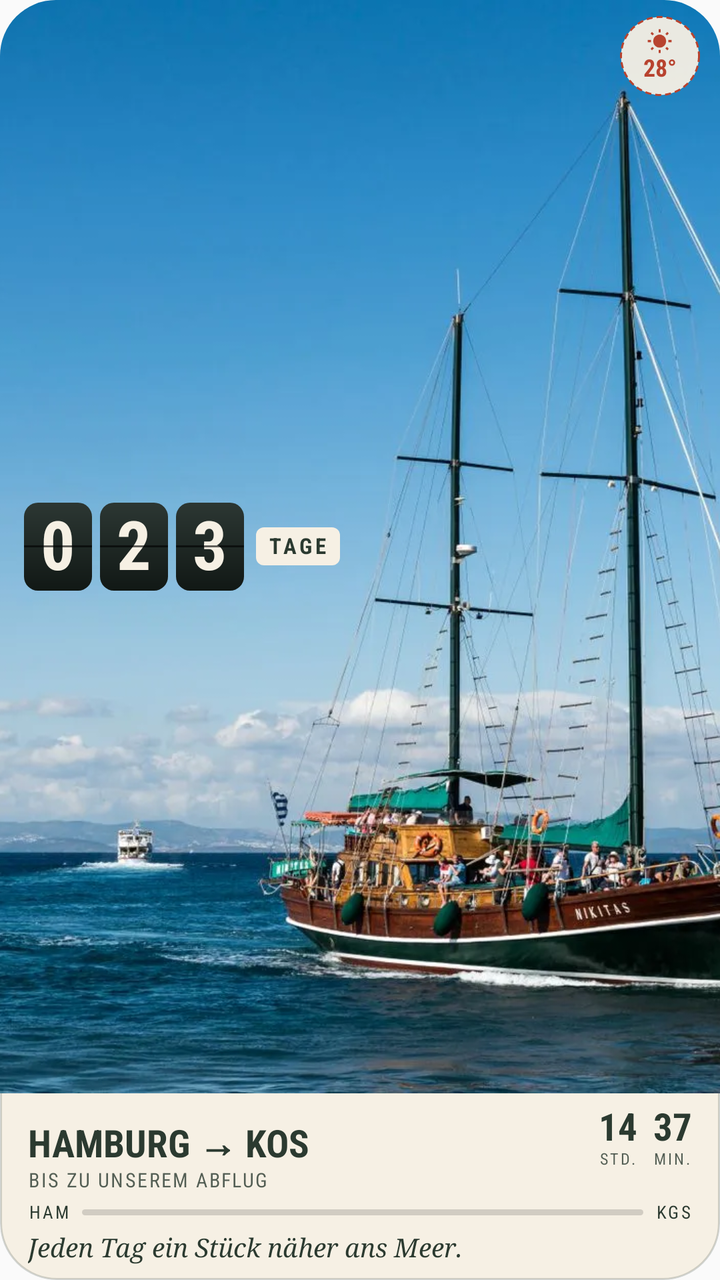
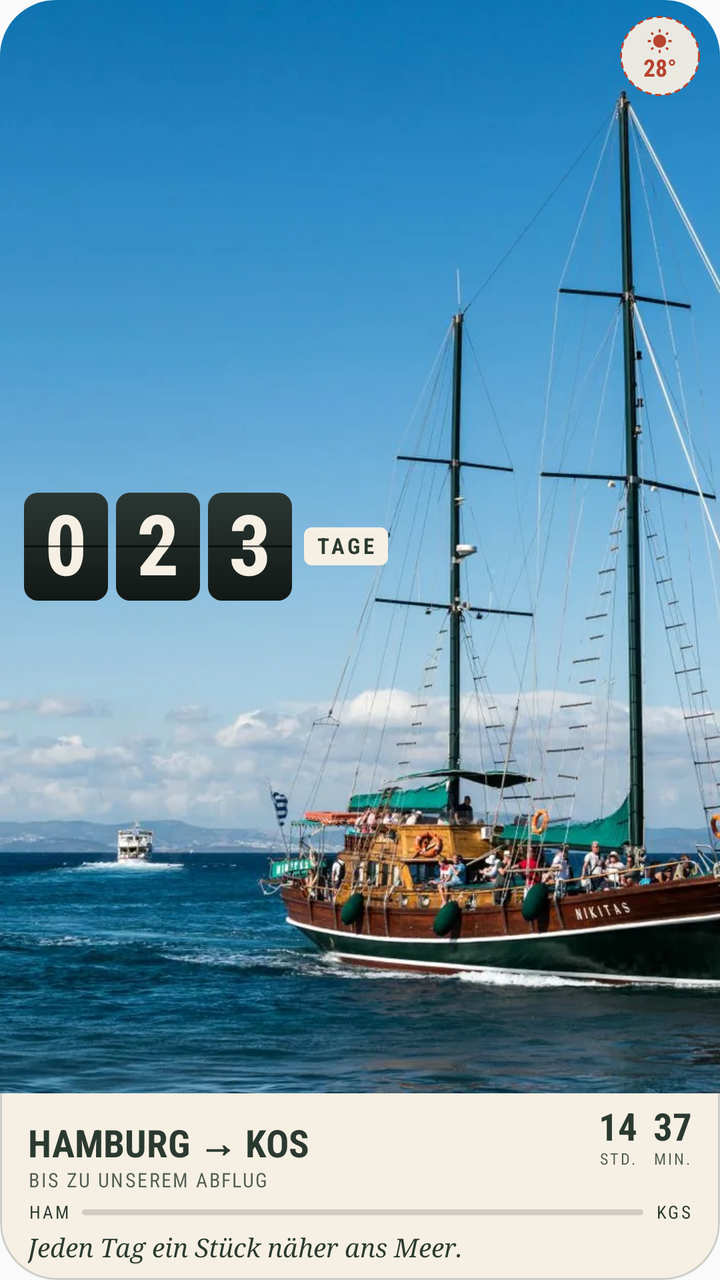

Compare the two renders of this Android layout. The source of the first and the diff that turns it into the second are given below.
<!-- AndroidManifest.xml: application theme Theme.KosWidget -->
<!-- res/layout/kos_widget_board.xml -->
<?xml version="1.0" encoding="utf-8"?>
<FrameLayout xmlns:android="http://schemas.android.com/apk/res/android"
    android:id="@+id/widget_root"
    android:layout_width="match_parent"
    android:layout_height="match_parent"
    android:background="@drawable/widget_paper_background"
    android:clipToOutline="true">

    <LinearLayout
        android:layout_width="match_parent"
        android:layout_height="match_parent"
        android:orientation="vertical">

        
        <FrameLayout
            android:layout_width="match_parent"
            android:layout_height="0dp"
            android:layout_weight="1">

            <ImageView
                android:id="@+id/widget_background_image"
                android:layout_width="match_parent"
                android:layout_height="match_parent"
                android:contentDescription="@string/widget_background_description"
                android:scaleType="centerCrop"
                android:src="@drawable/kos_rot_11" />

            <LinearLayout
                android:id="@+id/widget_digits_row"
                android:layout_width="wrap_content"
                android:layout_height="match_parent"
                android:gravity="center_vertical"
                android:orientation="horizontal"
                android:paddingLeft="12dp"
                android:paddingRight="12dp">

                <FrameLayout
                    android:layout_width="34dp"
                    android:layout_height="44dp"
                    android:layout_marginRight="4dp"
                    android:background="@drawable/widget_flip_tile">

                    <TextView
                        android:id="@+id/widget_digit_1"
                        android:layout_width="match_parent"
                        android:layout_height="match_parent"
                        android:fontFamily="sans-serif-condensed"
                        android:gravity="center"
                        android:includeFontPadding="false"
                        android:text="0"
                        android:textColor="@color/widget_board_digit"
                        android:textSize="34sp"
                        android:textStyle="bold" />

                    <FrameLayout
                        android:layout_width="match_parent"
                        android:layout_height="1dp"
                        android:layout_gravity="center_vertical"
                        android:background="#99000000" />
                </FrameLayout>

                <FrameLayout
                    android:layout_width="34dp"
                    android:layout_height="44dp"
                    android:layout_marginRight="4dp"
                    android:background="@drawable/widget_flip_tile">

                    <TextView
                        android:id="@+id/widget_digit_2"
                        android:layout_width="match_parent"
                        android:layout_height="match_parent"
                        android:fontFamily="sans-serif-condensed"
                        android:gravity="center"
                        android:includeFontPadding="false"
                        android:text="2"
                        android:textColor="@color/widget_board_digit"
                        android:textSize="34sp"
                        android:textStyle="bold" />

                    <FrameLayout
                        android:layout_width="match_parent"
                        android:layout_height="1dp"
                        android:layout_gravity="center_vertical"
                        android:background="#99000000" />
                </FrameLayout>

                <FrameLayout
                    android:layout_width="34dp"
                    android:layout_height="44dp"
                    android:layout_marginRight="6dp"
                    android:background="@drawable/widget_flip_tile">

                    <TextView
                        android:id="@+id/widget_digit_3"
                        android:layout_width="match_parent"
                        android:layout_height="match_parent"
                        android:fontFamily="sans-serif-condensed"
                        android:gravity="center"
                        android:includeFontPadding="false"
                        android:text="3"
                        android:textColor="@color/widget_board_digit"
                        android:textSize="34sp"
                        android:textStyle="bold" />

                    <FrameLayout
                        android:layout_width="match_parent"
                        android:layout_height="1dp"
                        android:layout_gravity="center_vertical"
                        android:background="#99000000" />
                </FrameLayout>

                <TextView
                    android:id="@+id/widget_days_unit"
                    android:layout_width="wrap_content"
                    android:layout_height="wrap_content"
                    android:background="@drawable/widget_board_label_background"
                    android:fontFamily="sans-serif-condensed"
                    android:includeFontPadding="false"
                    android:letterSpacing="0.14"
                    android:paddingLeft="6dp"
                    android:paddingTop="3dp"
                    android:paddingRight="6dp"
                    android:paddingBottom="3dp"
                    android:text="@string/widget_days_label"
                    android:textColor="@color/widget_ink"
                    android:textSize="11sp"
                    android:textStyle="bold" />
            </LinearLayout>

            
            <LinearLayout
                android:id="@+id/widget_weather_pill"
                android:layout_width="40dp"
                android:layout_height="40dp"
                android:layout_gravity="top|right"
                android:layout_marginTop="8dp"
                android:layout_marginRight="10dp"
                android:background="@drawable/widget_board_weather_background"
                android:gravity="center"
                android:orientation="vertical">

                <ImageView
                    android:id="@+id/widget_weather_icon"
                    android:layout_width="13dp"
                    android:layout_height="13dp"
                    android:contentDescription="@string/widget_weather_description"
                    android:src="@drawable/ic_sun"
                    android:tint="@color/widget_board_red" />

                <TextView
                    android:id="@+id/widget_weather_temp"
                    android:layout_width="wrap_content"
                    android:layout_height="wrap_content"
                    android:fontFamily="sans-serif-condensed"
                    android:includeFontPadding="false"
                    android:text="@string/widget_weather_temp"
                    android:textColor="@color/widget_board_red"
                    android:textSize="12sp"
                    android:textStyle="bold" />
            </LinearLayout>

            
            <FrameLayout
                android:layout_width="match_parent"
                android:layout_height="6dp"
                android:layout_gravity="bottom"
                android:layout_marginBottom="-3dp"
                android:background="@drawable/widget_board_perforation" />
        </FrameLayout>

        
        <FrameLayout
            android:layout_width="match_parent"
            android:layout_height="wrap_content">

            <LinearLayout
                android:id="@+id/widget_countdown_content"
                android:layout_width="match_parent"
                android:layout_height="wrap_content"
                android:orientation="vertical"
                android:paddingLeft="14dp"
                android:paddingTop="6dp"
                android:paddingRight="14dp"
                android:paddingBottom="8dp">

                <LinearLayout
                    android:layout_width="match_parent"
                    android:layout_height="wrap_content"
                    android:gravity="bottom"
                    android:orientation="horizontal">

                    <TextView
                        android:id="@+id/widget_route"
                        android:layout_width="0dp"
                        android:layout_height="wrap_content"
                        android:layout_weight="1"
                        android:fontFamily="sans-serif-condensed"
                        android:includeFontPadding="false"
                        android:maxLines="1"
                        android:text="HAMBURG → KOS"
                        android:textColor="@color/widget_ink"
                        android:textSize="19sp"
                        android:textStyle="bold" />

                    <LinearLayout
                        android:layout_width="wrap_content"
                        android:layout_height="wrap_content"
                        android:gravity="bottom"
                        android:orientation="horizontal">

                        <LinearLayout
                            android:layout_width="wrap_content"
                            android:layout_height="wrap_content"
                            android:layout_marginRight="8dp"
                            android:gravity="center_horizontal"
                            android:orientation="vertical">

                            <TextView
                                android:id="@+id/widget_hours"
                                android:layout_width="wrap_content"
                                android:layout_height="wrap_content"
                                android:fontFamily="sans-serif-condensed"
                                android:includeFontPadding="false"
                                android:text="14"
                                android:textColor="@color/widget_ink"
                                android:textSize="19sp"
                                android:textStyle="bold" />

                            <TextView
                                android:layout_width="wrap_content"
                                android:layout_height="wrap_content"
                                android:fontFamily="sans-serif-condensed"
                                android:includeFontPadding="false"
                                android:letterSpacing="0.12"
                                android:text="@string/widget_hours_label"
                                android:textColor="@color/widget_ink_soft"
                                android:textSize="8sp" />
                        </LinearLayout>

                        <LinearLayout
                            android:layout_width="wrap_content"
                            android:layout_height="wrap_content"
                            android:gravity="center_horizontal"
                            android:orientation="vertical">

                            <TextView
                                android:id="@+id/widget_minutes"
                                android:layout_width="wrap_content"
                                android:layout_height="wrap_content"
                                android:fontFamily="sans-serif-condensed"
                                android:includeFontPadding="false"
                                android:text="37"
                                android:textColor="@color/widget_ink"
                                android:textSize="19sp"
                                android:textStyle="bold" />

                            <TextView
                                android:layout_width="wrap_content"
                                android:layout_height="wrap_content"
                                android:fontFamily="sans-serif-condensed"
                                android:includeFontPadding="false"
                                android:letterSpacing="0.12"
                                android:text="@string/widget_minutes_label"
                                android:textColor="@color/widget_ink_soft"
                                android:textSize="8sp" />
                        </LinearLayout>
                    </LinearLayout>
                </LinearLayout>

                <TextView
                    android:id="@+id/widget_flight_sub"
                    android:layout_width="match_parent"
                    android:layout_height="wrap_content"
                    android:fontFamily="sans-serif-condensed"
                    android:includeFontPadding="false"
                    android:letterSpacing="0.08"
                    android:maxLines="1"
                    android:text="@string/widget_subtitle"
                    android:textAllCaps="true"
                    android:textColor="@color/widget_ink_soft"
                    android:textSize="10sp" />

                <LinearLayout
                    android:layout_width="match_parent"
                    android:layout_height="wrap_content"
                    android:layout_marginTop="5dp"
                    android:gravity="center_vertical"
                    android:orientation="horizontal">

                    <TextView
                        android:id="@+id/widget_from_code"
                        android:layout_width="wrap_content"
                        android:layout_height="wrap_content"
                        android:fontFamily="sans-serif-condensed"
                        android:includeFontPadding="false"
                        android:letterSpacing="0.12"
                        android:text="HAM"
                        android:textColor="@color/widget_ink"
                        android:textSize="9sp" />

                    <ProgressBar
                        android:id="@+id/widget_progress_bar"
                        style="@android:style/Widget.ProgressBar.Horizontal"
                        android:layout_width="0dp"
                        android:layout_height="3dp"
                        android:layout_marginLeft="6dp"
                        android:layout_marginRight="6dp"
                        android:layout_weight="1"
                        android:max="1000"
                        android:progressDrawable="@drawable/widget_board_progress_drawable" />

                    <TextView
                        android:id="@+id/widget_to_code"
                        android:layout_width="wrap_content"
                        android:layout_height="wrap_content"
                        android:fontFamily="sans-serif-condensed"
                        android:includeFontPadding="false"
                        android:letterSpacing="0.12"
                        android:text="KGS"
                        android:textColor="@color/widget_ink"
                        android:textSize="9sp" />
                </LinearLayout>

                <LinearLayout
                    android:id="@+id/widget_phrase_container"
                    android:layout_width="match_parent"
                    android:layout_height="wrap_content"
                    android:layout_marginTop="5dp"
                    android:orientation="horizontal">

                    <TextView
                        android:id="@+id/widget_phrase_value"
                        android:layout_width="0dp"
                        android:layout_height="wrap_content"
                        android:layout_weight="1"
                        android:autoSizeMaxTextSize="13sp"
                        android:autoSizeMinTextSize="9sp"
                        android:autoSizeStepGranularity="1sp"
                        android:autoSizeTextType="uniform"
                        android:fontFamily="serif"
                        android:includeFontPadding="false"
                        android:maxLines="1"
                        android:text="@string/widget_phrase"
                        android:textColor="@color/widget_ink"
                        android:textSize="13sp"
                        android:textStyle="italic" />
                </LinearLayout>
            </LinearLayout>

            <LinearLayout
                android:id="@+id/widget_message_content"
                android:layout_width="match_parent"
                android:layout_height="match_parent"
                android:gravity="center_vertical"
                android:orientation="vertical"
                android:paddingLeft="14dp"
                android:paddingRight="14dp"
                android:visibility="gone">

                <TextView
                    android:id="@+id/widget_arrival_message"
                    android:layout_width="match_parent"
                    android:layout_height="wrap_content"
                    android:autoSizeMaxTextSize="26sp"
                    android:autoSizeMinTextSize="16sp"
                    android:autoSizeStepGranularity="1sp"
                    android:autoSizeTextType="uniform"
                    android:fontFamily="sans-serif-condensed"
                    android:includeFontPadding="false"
                    android:maxLines="2"
                    android:text="@string/widget_arrival_message"
                    android:textColor="@color/widget_ink"
                    android:textSize="26sp"
                    android:textStyle="bold" />

                <TextView
                    android:id="@+id/widget_vacation_subtitle"
                    android:layout_width="match_parent"
                    android:layout_height="wrap_content"
                    android:layout_marginTop="3dp"
                    android:fontFamily="serif"
                    android:includeFontPadding="false"
                    android:maxLines="2"
                    android:text="@string/widget_vacation_line2"
                    android:textColor="@color/widget_ink_soft"
                    android:textSize="13sp"
                    android:textStyle="italic"
                    android:visibility="gone" />
            </LinearLayout>
        </FrameLayout>
    </LinearLayout>
</FrameLayout>
<!-- resources referenced by this layout -->
<resources>
  <color name="widget_board_digit">#FFF6F0E4</color>
  <color name="widget_board_red">#FFB8432F</color>
  <color name="widget_ink">#FF2B3A30</color>
  <color name="widget_ink_soft">#CC2B3A30</color>
  <!-- drawable ic_sun (drawable) -->
  <vector xmlns:android="http://schemas.android.com/apk/res/android"
      android:width="24dp"
      android:height="24dp"
      android:viewportWidth="24"
      android:viewportHeight="24">
      <path
          android:fillColor="#FFFFFFFF"
          android:pathData="M6.76,4.84l-1.8,-1.79 -1.41,1.41 1.79,1.79 1.42,-1.41zM4,10.5L1,10.5v2h3v-2zM13,0.55h-2L11,3.5h2L13,0.55zM20.45,4.46l-1.41,-1.41 -1.79,1.79 1.41,1.41 1.79,-1.79zM17.24,18.16l1.79,1.8 1.41,-1.41 -1.8,-1.79 -1.4,1.4zM20,10.5v2h3v-2h-3zM12,5.5c-3.31,0 -6,2.69 -6,6s2.69,6 6,6 6,-2.69 6,-6 -2.69,-6 -6,-6zM11,22.45h2L13,19.5h-2v2.95zM3.55,18.54l1.41,1.41 1.79,-1.8 -1.41,-1.41 -1.79,1.8z" />
  </vector>
  <!-- drawable widget_board_label_background (drawable) -->
  <?xml version="1.0" encoding="utf-8"?>
  <shape xmlns:android="http://schemas.android.com/apk/res/android">
      <solid android:color="@color/widget_paper" />
      <corners android:radius="4dp" />
  </shape>
  <!-- drawable widget_board_perforation (drawable) -->
  <?xml version="1.0" encoding="utf-8"?>
  <shape xmlns:android="http://schemas.android.com/apk/res/android"
      android:shape="line">
      <stroke
          android:width="6dp"
          android:color="@color/widget_paper"
          android:dashWidth="7dp"
          android:dashGap="5dp" />
  </shape>
  <!-- drawable widget_board_progress_drawable (drawable) -->
  <?xml version="1.0" encoding="utf-8"?>
  <layer-list xmlns:android="http://schemas.android.com/apk/res/android">
      <item android:id="@android:id/background">
          <shape>
              <solid android:color="#26000000" />
              <corners android:radius="2dp" />
          </shape>
      </item>
      <item android:id="@android:id/progress">
          <clip>
              <shape>
                  <solid android:color="@color/widget_board_red" />
                  <corners android:radius="2dp" />
              </shape>
          </clip>
      </item>
  </layer-list>
  <!-- drawable widget_board_weather_background (drawable) -->
  <?xml version="1.0" encoding="utf-8"?>
  <shape xmlns:android="http://schemas.android.com/apk/res/android"
      android:shape="oval">
      <solid android:color="#F2F6F0E4" />
      <stroke
          android:width="1dp"
          android:color="@color/widget_board_red"
          android:dashWidth="3dp"
          android:dashGap="2dp" />
  </shape>
  <!-- drawable widget_flip_tile (drawable) -->
  <?xml version="1.0" encoding="utf-8"?>
  <shape xmlns:android="http://schemas.android.com/apk/res/android">
      <gradient
          android:angle="270"
          android:endColor="#FF111815"
          android:startColor="#FF2C3733" />
      <corners android:radius="7dp" />
  </shape>
  <!-- drawable widget_paper_background (drawable) -->
  <?xml version="1.0" encoding="utf-8"?>
  <shape xmlns:android="http://schemas.android.com/apk/res/android">
      <solid android:color="@color/widget_paper" />
      <corners android:radius="28dp" />
      <stroke android:width="1dp" android:color="@color/widget_line" />
  </shape>
  <string name="widget_arrival_message">Es ist soweit!</string>
  <string name="widget_background_description">Kos-Bild</string>
  <string name="widget_days_label">TAGE</string>
  <string name="widget_hours_label">STD.</string>
  <string name="widget_minutes_label">MIN.</string>
  <string name="widget_phrase">Jeden Tag ein Stück näher ans Meer.</string>
  <string name="widget_subtitle">Bis zu unserem Abflug</string>
  <string name="widget_vacation_line2">Genießt jeden Augenblick.</string>
  <string name="widget_weather_description">Wetter</string>
  <string name="widget_weather_temp">28°</string>
  <style name="Theme.KosWidget" parent="android:Theme.Material.Light.NoActionBar" />
  <color name="widget_paper">#FFF6F0E4</color>
  <color name="widget_line">#332B3A30</color>
  <!-- unchanged entries left out for length: 1 -->
</resources>

<!-- the commit's change to res/layout/kos_widget_board.xml (unified diff, before → after) -->
@@ -35,8 +35,8 @@
                 android:paddingRight="12dp">
 
                 <FrameLayout
-                    android:layout_width="34dp"
-                    android:layout_height="44dp"
+                    android:layout_width="42dp"
+                    android:layout_height="54dp"
                     android:layout_marginRight="4dp"
                     android:background="@drawable/widget_flip_tile">
 
@@ -49,7 +49,7 @@
                         android:includeFontPadding="false"
                         android:text="0"
                         android:textColor="@color/widget_board_digit"
-                        android:textSize="34sp"
+                        android:textSize="42sp"
                         android:textStyle="bold" />
 
                     <FrameLayout
@@ -60,8 +60,8 @@
                 </FrameLayout>
 
                 <FrameLayout
-                    android:layout_width="34dp"
-                    android:layout_height="44dp"
+                    android:layout_width="42dp"
+                    android:layout_height="54dp"
                     android:layout_marginRight="4dp"
                     android:background="@drawable/widget_flip_tile">
 
@@ -74,7 +74,7 @@
                         android:includeFontPadding="false"
                         android:text="2"
                         android:textColor="@color/widget_board_digit"
-                        android:textSize="34sp"
+                        android:textSize="42sp"
                         android:textStyle="bold" />
 
                     <FrameLayout
@@ -85,8 +85,8 @@
                 </FrameLayout>
 
                 <FrameLayout
-                    android:layout_width="34dp"
-                    android:layout_height="44dp"
+                    android:layout_width="42dp"
+                    android:layout_height="54dp"
                     android:layout_marginRight="6dp"
                     android:background="@drawable/widget_flip_tile">
 
@@ -99,7 +99,7 @@
                         android:includeFontPadding="false"
                         android:text="3"
                         android:textColor="@color/widget_board_digit"
-                        android:textSize="34sp"
+                        android:textSize="42sp"
                         android:textStyle="bold" />
 
                     <FrameLayout
